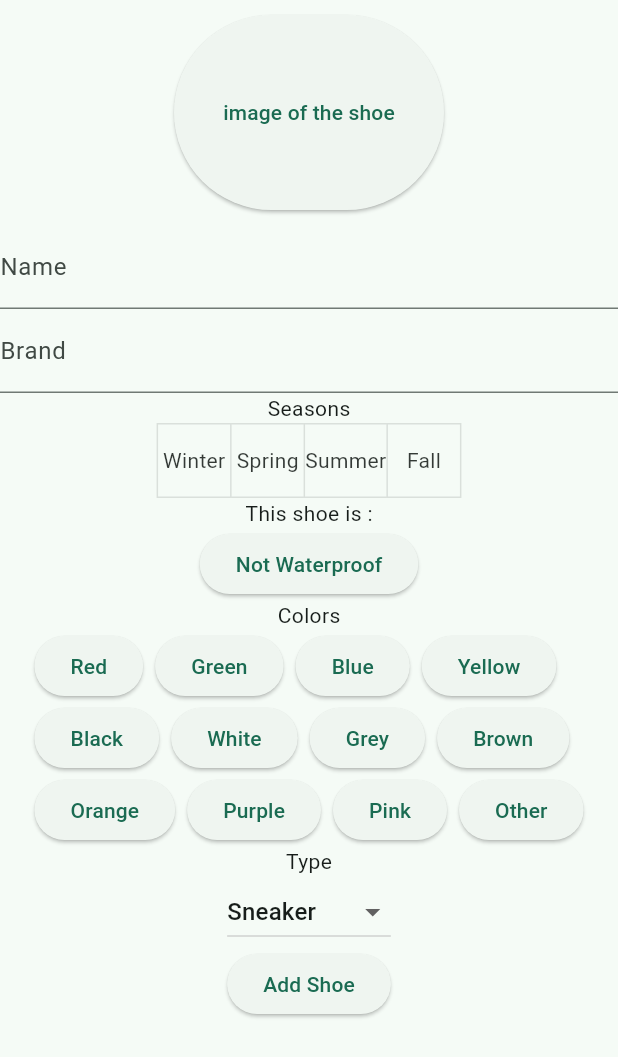
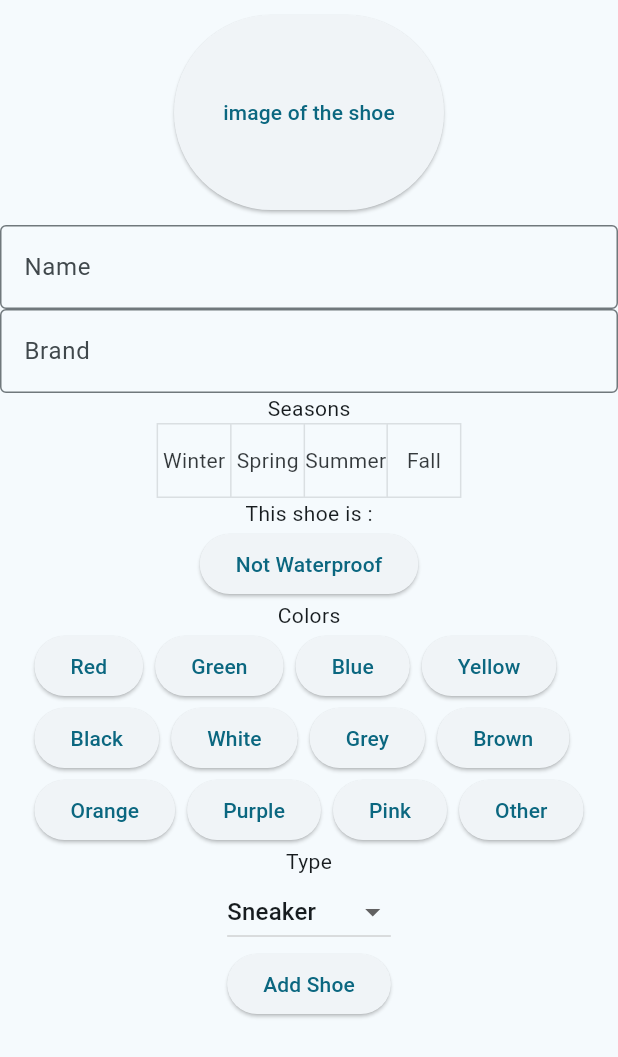
Before and after one commit to expensive-garbage/FCT-LOLU-smartshoeapp, a Flutter app: the AddShoePage widget shown alone on an empty page, opened directly, on a phone screen of 412 x 824 dp. Shown: the top 1057 px of the screen. Run offline on Flutter 3.47's test engine with Material 2 defaults, Android fonts, the phone set to English and light mode, and no system bars; our stand-ins replace cloud_firestore, firebase_auth, firebase_core, firebase_storage, image_picker, pie_chart and 1 more; accounts and stored records are empty; network calls fail.

Commit message:
change colors

```diff
--- a/lib/AddShoePage.dart
+++ b/lib/AddShoePage.dart
@@ -115,37 +115,31 @@ class _AddShoePageState extends State<AddShoePage> {
                 ),
               ),
             ),
-            TextFormField(
+            TextField(
               controller: nameController,
-              decoration: const InputDecoration(labelText: 'Name'),
-              validator: (value) {
-                if (value == null || value.isEmpty) {
-                  return 'please enter name';
-                }
-                return null;
-              },
+              decoration: const InputDecoration(
+                  border: OutlineInputBorder(),
+                  labelText: 'Name',
+                  hintText: 'Running shoes n°1'),
             ),
-            TextFormField(
+            TextField(
               controller: brandController,
-              decoration: const InputDecoration(labelText: 'Brand'),
-              validator: (value) {
-                if (value == null || value.isEmpty) {
-                  return 'please enter brand';
-                }
-                return null;
-              },
+              decoration: const InputDecoration(
+                  border: OutlineInputBorder(),
+                  labelText: 'Brand',
+                  hintText: 'Veja'),
             ),
-            Text("Seasons"),
+            const Text("Seasons"),
             ToggleButtons(
-              children: _seasons.map((season) => Text(season)).toList(),
               isSelected: _seasonSelected,
               onPressed: (int index) {
                 setState(() {
                   _seasonSelected[index] = !_seasonSelected[index];
                 });
               },
+              children: _seasons.map((season) => Text(season)).toList(),
             ),
-            Text('This shoe is :'),
+            const Text('This shoe is :'),
             ElevatedButton(
               child: Text(_isWaterproof ? 'Waterproof' : 'Not Waterproof'),
               onPressed: () {
@@ -154,19 +148,18 @@ class _AddShoePageState extends State<AddShoePage> {
                 });
               },
             ),
-            Text("Colors"),
+            const Text("Colors"),
             Wrap(
               children: _colors
                   .asMap()
                   .map((index, color) => MapEntry(
                       index,
                       Padding(
-                        padding: EdgeInsets.symmetric(horizontal: 4),
+                        padding: const EdgeInsets.symmetric(horizontal: 4),
                         child: ElevatedButton(
-                          child: Text(color),
                           style: ElevatedButton.styleFrom(
                             backgroundColor: _colorSelected[index]
-                                ? Color.fromARGB(255, 246, 144, 121)
+                                ? const Color.fromARGB(255, 246, 144, 121)
                                 : null,
                           ),
                           onPressed: () {
@@ -174,12 +167,13 @@ class _AddShoePageState extends State<AddShoePage> {
                               _colorSelected[index] = !_colorSelected[index];
                             });
                           },
+                          child: Text(color),
                         ),
                       )))
                   .values
                   .toList(),
             ),
-            Text('Type'),
+            const Text('Type'),
             DropdownButton<String>(
               value: 'Sneaker',
               onChanged: (String? newValue) {
--- a/lib/FirstPage.dart
+++ b/lib/FirstPage.dart
@@ -17,6 +17,7 @@ class FirstPage extends StatelessWidget {
     ];
 
     return Scaffold(
+      backgroundColor:const Color.fromARGB(255, 4, 104, 130),
       body: _children[context.watch<MyAppState>().indexFirstPage],
     );
   }
--- a/lib/HomePage.dart
+++ b/lib/HomePage.dart
@@ -75,8 +75,8 @@ class HomePage extends StatelessWidget {
                         appState.changeSeasonShoe(data['Seasons']);
                       },
                       style: ElevatedButton.styleFrom(
-                        backgroundColor: const Color.fromRGBO(
-                            25, 131, 123, 1), // Set the background color
+                        backgroundColor: const Color.fromARGB(
+                            255, 4, 104, 130), // Set the background color
                         foregroundColor: Colors.grey, // Set the text color
                         //padding: const EdgeInsets.all(1),
                         shape: RoundedRectangleBorder(
--- a/lib/Login.dart
+++ b/lib/Login.dart
@@ -33,6 +33,7 @@ class _LoginState extends State<Login> {
       body: Center(
         child: Padding(
           padding: const EdgeInsets.all(32.0),
+          child: SingleChildScrollView(
             child: Column(
               children: [
                 Padding(
@@ -86,6 +87,7 @@ class _LoginState extends State<Login> {
             ),
           ),
         ),
+      ),
     );
   }
 }
--- a/lib/MyApp.dart
+++ b/lib/MyApp.dart
@@ -16,7 +16,7 @@ class MyApp extends StatelessWidget {
         theme: ThemeData(
           useMaterial3: true,
           colorScheme: ColorScheme.fromSeed(
-              seedColor: Color.fromARGB(255, 120, 214, 178)),
+              seedColor: const Color.fromARGB(255, 4, 104, 130)),
         ),
         //home: MyHomePage(),
         initialRoute: '/',
--- a/lib/MyHomePage.dart
+++ b/lib/MyHomePage.dart
@@ -64,7 +64,7 @@ class _MyHomePageState extends State<MyHomePage> {
             appState.changeIndexMyHomePage(index);
           }
         },
-        selectedItemColor: const Color.fromRGBO(25, 131, 123, 1),
+        selectedItemColor: const Color.fromARGB(255, 4, 104, 130),
         unselectedItemColor: Colors.grey,
         selectedLabelStyle: const TextStyle(fontWeight: FontWeight.bold),
         unselectedLabelStyle: const TextStyle(fontWeight: FontWeight.normal),
--- a/lib/ShoeInformation.dart
+++ b/lib/ShoeInformation.dart
@@ -60,8 +60,8 @@ class _ShoesInformationState extends State<ShoesInformation> {
                         appState.changeSeasonShoe(data['Seasons']);
                       },
                       style: ElevatedButton.styleFrom(
-                        backgroundColor: const Color.fromRGBO(
-                            25, 131, 123, 1), // Set the background color
+                        backgroundColor: const Color.fromARGB(
+                            255, 4, 104, 130), // Set the background color
                         foregroundColor: Colors.grey, // Set the text color
                         //padding: const EdgeInsets.all(1),
                         shape: RoundedRectangleBorder(
```
Also changed, not shown: lib/ProfilePage.dart (+5 -5 lines), lib/Season.dart (+6 -4 lines), lib/Signup.dart (+5 -2 lines). Lines whose indentation alone changed are shown as unchanged.
